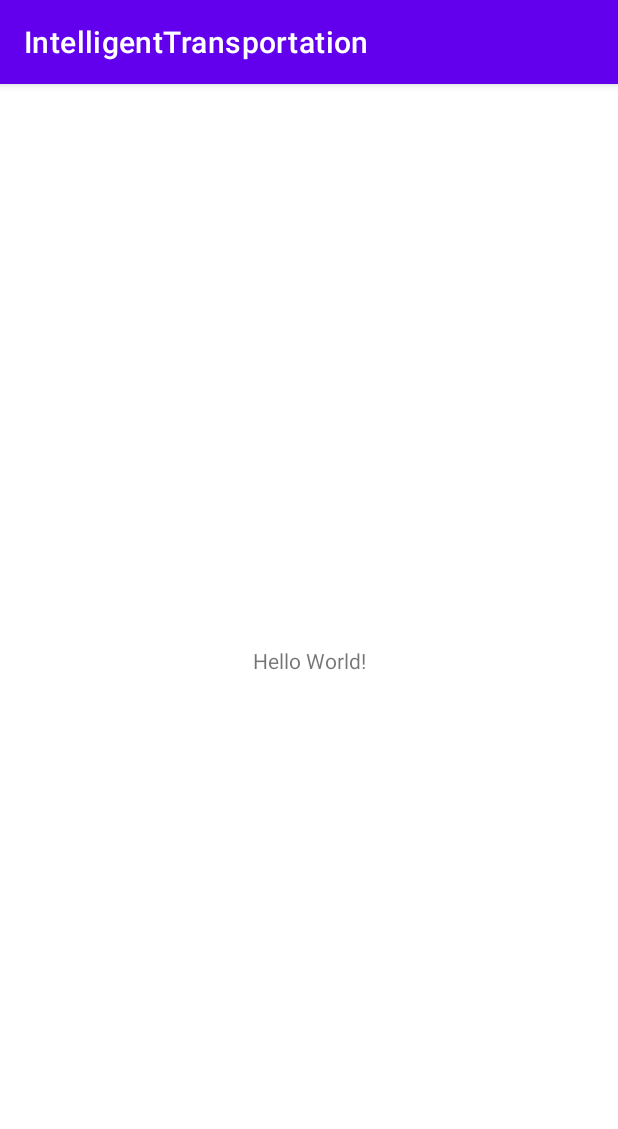
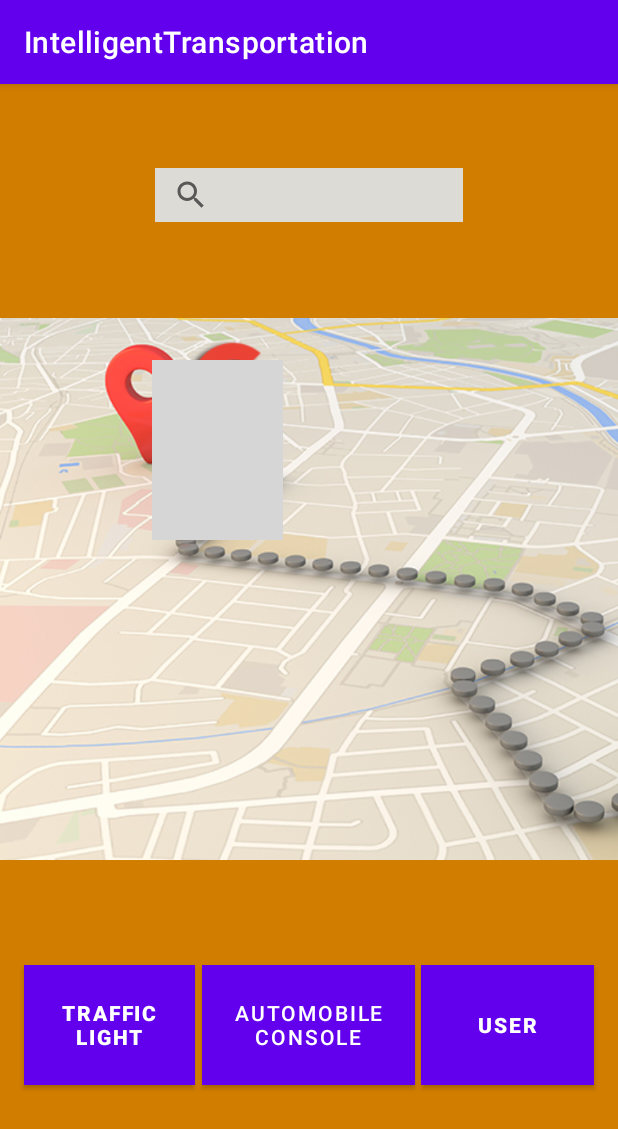
Before and after one commit to tehreemAsif63/Intelligent-transportation, an Android app: the screen it shows after launch (MainActivity), on a phone screen of 412 x 824 dp. Shown: the top 1129 px of the screen. Run offline under Robolectric (Android 15) with nearby library versions, the phone set to English and light mode, and no system bars; grey boxes are pictures that could not be loaded.

Commit message:
#21 feat: implement the user login UI and function
When the user click on the button user in the first page or the main page of our app it takes the user to the login page where can the user put in its cardinalities in the right field and then click on the login button if the login been verified it provide the user to access  other part of the app. we have tow kind of user General and admin.

Co-authored-By: Elif Yaqoub Gussayel@student.gu.se

```diff
--- a/app/src/main/AndroidManifest.xml
+++ b/app/src/main/AndroidManifest.xml
@@ -12,8 +12,12 @@
         android:theme="@style/Theme.IntelligentTransportation"
         tools:targetApi="31">
         <activity
+            android:name=".LoginActivity"
+            android:exported="true"/>
+        <activity
             android:name=".MainActivity"
             android:exported="true">
+
             <intent-filter>
                 <action android:name="android.intent.action.MAIN" />
 
--- /dev/null
+++ b/app/src/main/java/com/intelligenttransportation/AdminActivity.java
@@ -0,0 +1,4 @@
+package com.intelligenttransportation;
+
+public class AdminActivity {
+}
--- /dev/null
+++ b/app/src/main/java/com/intelligenttransportation/Car.java
@@ -0,0 +1,4 @@
+package com.intelligenttransportation;
+
+public class Car {
+}
--- /dev/null
+++ b/app/src/main/java/com/intelligenttransportation/TrafficLightActivity.java
@@ -0,0 +1,4 @@
+package com.intelligenttransportation;
+
+public class TrafficLightActivity {
+}
--- /dev/null
+++ b/app/src/main/java/com/intelligenttransportation/UserActivity.java
@@ -0,0 +1,4 @@
+package com.intelligenttransportation;
+
+public class UserActivity {
+}
--- a/app/src/main/res/layout/activity_main.xml
+++ b/app/src/main/res/layout/activity_main.xml
@@ -2,17 +2,103 @@
 <androidx.constraintlayout.widget.ConstraintLayout xmlns:android="http://schemas.android.com/apk/res/android"
     xmlns:app="http://schemas.android.com/apk/res-auto"
     xmlns:tools="http://schemas.android.com/tools"
+    android:id="@+id/container"
     android:layout_width="match_parent"
     android:layout_height="match_parent"
-    tools:context=".MainActivity">
+    android:background="#D17D00"
+    android:backgroundTint="#D17D00"
+    android:paddingTop="?attr/actionBarSize">
 
-    <TextView
-        android:layout_width="wrap_content"
-        android:layout_height="wrap_content"
-        android:text="Hello World!"
+    <SearchView
+        android:id="@+id/Searchfield"
+        android:layout_width="205dp"
+        android:layout_height="36dp"
+        android:background="#DCDBD6"
+        android:backgroundTint="#DCDBD6"
+        android:text="@string/enter_traffic_light"
+        android:textAlignment="center"
+        android:textColor="#FF070707"
+        app:layout_constraintEnd_toEndOf="parent"
+        app:layout_constraintStart_toStartOf="parent"
+        app:layout_constraintTop_toTopOf="parent"
+        tools:ignore="MissingConstraints" />
+
+    <Button
+        android:id="@+id/userButton"
+        android:layout_width="115dp"
+        android:layout_height="80dp"
+        android:background="#050505"
+        android:backgroundTint="#050505"
+        android:text="@string/user"
+        android:textColor="#FFFFFF"
+        android:textStyle="bold"
         app:layout_constraintBottom_toBottomOf="parent"
         app:layout_constraintEnd_toEndOf="parent"
+        app:layout_constraintHorizontal_bias="0.945"
         app:layout_constraintStart_toStartOf="parent"
-        app:layout_constraintTop_toTopOf="parent" />
+        app:layout_constraintTop_toTopOf="parent"
+        app:layout_constraintVertical_bias="0.841"
+        tools:ignore="MissingConstraints" />
+
+    <Button
+        android:id="@+id/autoMoConButton"
+        android:layout_width="142dp"
+        android:layout_height="80dp"
+        android:background="#050505"
+        android:backgroundTint="#050505"
+        android:backgroundTintMode="multiply"
+        android:text="@string/automobile_console"
+        android:textColor="#FFFFFF"
+        app:layout_constraintBottom_toBottomOf="parent"
+        app:layout_constraintEnd_toEndOf="parent"
+        app:layout_constraintHorizontal_bias="0.498"
+        app:layout_constraintStart_toStartOf="parent"
+        app:layout_constraintTop_toTopOf="parent"
+        app:layout_constraintVertical_bias="0.841"
+        tools:ignore="MissingConstraints" />
+
+    <Button
+        android:id="@+id/trafficLightButton"
+        android:layout_width="114dp"
+        android:layout_height="80dp"
+        android:background="#090808"
+        android:backgroundTint="#050505"
+        android:backgroundTintMode="screen"
+        android:text="@string/traffic_light"
+        android:textColor="#FFFFFF"
+        android:textStyle="bold"
+        app:layout_constraintBottom_toBottomOf="parent"
+        app:layout_constraintEnd_toEndOf="parent"
+        app:layout_constraintHorizontal_bias="0.053"
+        app:layout_constraintStart_toStartOf="parent"
+        app:layout_constraintTop_toTopOf="parent"
+        app:layout_constraintVertical_bias="0.841"
+        tools:ignore="MissingConstraints" />
+
+    <ImageView
+        android:id="@+id/imageView"
+        android:layout_width="586dp"
+        android:layout_height="561dp"
+        app:layout_constraintBottom_toBottomOf="parent"
+        app:layout_constraintStart_toStartOf="parent"
+        app:layout_constraintTop_toTopOf="parent"
+        app:layout_constraintVertical_bias="0.0"
+        app:srcCompat="@drawable/map1"
+        android:contentDescription="@string/todo" />
+
+    <ImageView
+        android:id="@+id/imageView2"
+        android:layout_width="87dp"
+        android:layout_height="120dp"
+        app:layout_constraintBottom_toBottomOf="parent"
+        app:layout_constraintEnd_toEndOf="parent"
+        app:layout_constraintHorizontal_bias="0.313"
+        app:layout_constraintStart_toStartOf="parent"
+        app:layout_constraintTop_toTopOf="parent"
+        app:layout_constraintVertical_bias="0.216"
+        app:srcCompat="@drawable/stop_light_png_free_download"
+        android:contentDescription="TODO"
+        tools:ignore="ContentDescription,HardcodedText" />
+
 
 </androidx.constraintlayout.widget.ConstraintLayout>
--- /dev/null
+++ b/app/src/main/res/layout/my_page.xml
@@ -0,0 +1,6 @@
+<?xml version="1.0" encoding="utf-8"?>
+<androidx.constraintlayout.widget.ConstraintLayout xmlns:android="http://schemas.android.com/apk/res/android"
+    android:layout_width="match_parent"
+    android:layout_height="match_parent">
+
+</androidx.constraintlayout.widget.ConstraintLayout>
--- a/app/src/main/res/values/colors.xml
+++ b/app/src/main/res/values/colors.xml
@@ -2,7 +2,7 @@
 <resources>
     <color name="purple_200">#FFBB86FC</color>
     <color name="purple_500">#FF6200EE</color>
-    <color name="purple_700">#FF3700B3</color>
+    <color name="purple_700">#0C0C0C</color>
     <color name="teal_200">#FF03DAC5</color>
     <color name="teal_700">#FF018786</color>
     <color name="black">#FF000000</color>
--- a/app/src/main/res/values/strings.xml
+++ b/app/src/main/res/values/strings.xml
@@ -1,3 +1,13 @@
 <resources>
     <string name="app_name">IntelligentTransportation</string>
+    <string name="login">Login</string>
+    <string name="intelligent">Intelligent</string>
+    <string name="transportation">Transportation</string>
+    <string name="password">Password</string>
+    <string name="username">Username</string>
+    <string name="enter_traffic_light">Enter traffic light</string>
+    <string name="automobile_console">Automobile console</string>
+    <string name="user">User</string>
+    <string name="traffic_light">Traffic Light</string>
+    <string name="todo">TODO</string>
 </resources>
```
Also changed, not shown: app/src/main/java/com/intelligenttransportation/Controller.java (added, +60 -0 lines), app/src/main/java/com/intelligenttransportation/LoginActivity.java (added, +63 -0 lines), app/src/main/java/com/intelligenttransportation/User.java (added, +74 -0 lines), app/src/main/res/layout/login_activity.xml (added, +99 -0 lines), app/src/main/res/drawable/map1.jpg (added), 1 other file.
